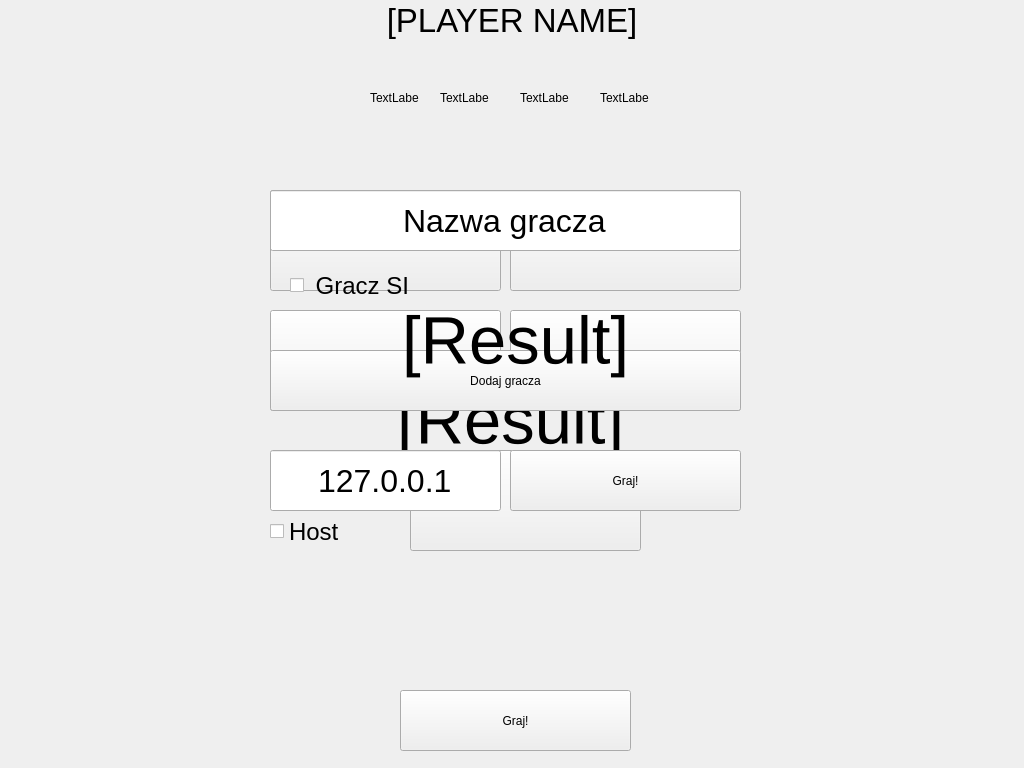
Before: the Qt Designer form mainwindow.ui in DAXPL/MalyDresiarz, drawn with Qt 5.
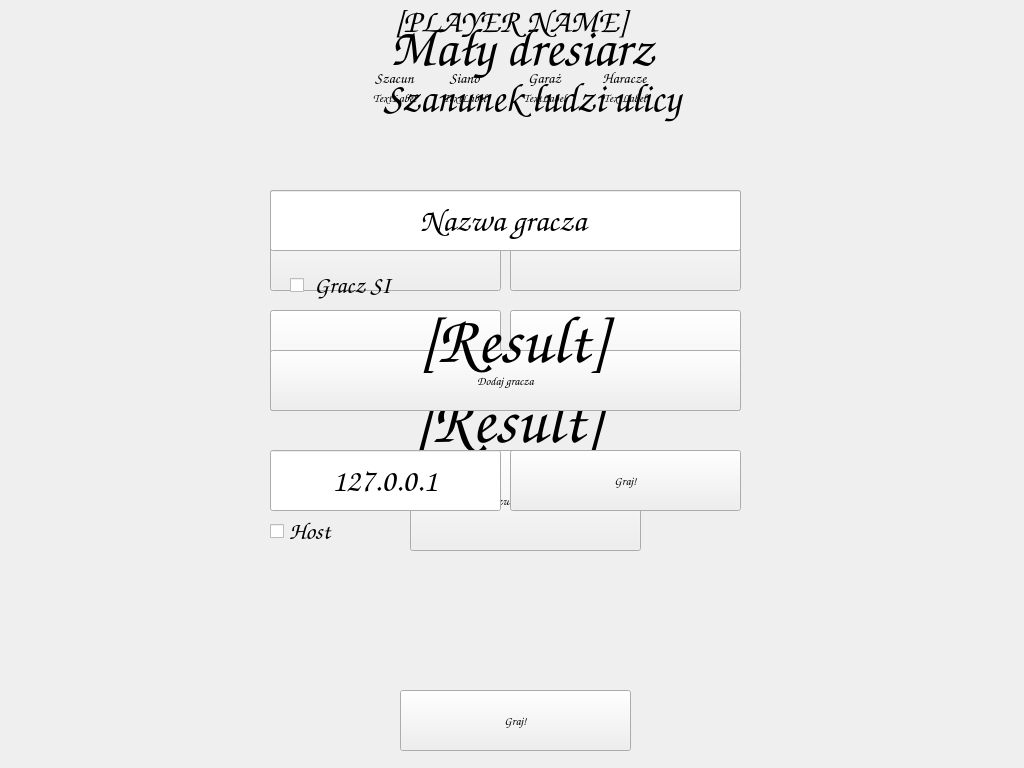
After: the same form once the commit is applied.

Commit message: Added comic sans

Diff of the .ui file:
```diff
--- a/mainwindow.ui
+++ b/mainwindow.ui
@@ -34,6 +34,7 @@
      </property>
      <property name="font">
       <font>
+       <family>Comic Sans MS</family>
        <pointsize>25</pointsize>
       </font>
      </property>
@@ -53,8 +54,13 @@
        <height>101</height>
       </rect>
      </property>
+     <property name="font">
+      <font>
+       <family>Comic Sans MS</family>
+      </font>
+     </property>
      <property name="text">
-      <string>Lans</string>
+      <string>Lansuj się</string>
      </property>
     </widget>
     <widget class="QPushButton" name="RobotaButton">
@@ -66,8 +72,13 @@
        <height>101</height>
       </rect>
      </property>
+     <property name="font">
+      <font>
+       <family>Comic Sans MS</family>
+      </font>
+     </property>
      <property name="text">
-      <string>Do roboty</string>
+      <string>Do roboty!</string>
      </property>
     </widget>
     <widget class="QPushButton" name="HaraczButton">
@@ -79,8 +90,13 @@
        <height>101</height>
       </rect>
      </property>
+     <property name="font">
+      <font>
+       <family>Comic Sans MS</family>
+      </font>
+     </property>
      <property name="text">
-      <string>Haracz</string>
+      <string>Napadnij na sklep</string>
      </property>
     </widget>
     <widget class="QPushButton" name="BMWButton">
@@ -92,8 +108,13 @@
        <height>101</height>
       </rect>
      </property>
+     <property name="font">
+      <font>
+       <family>Comic Sans MS</family>
+      </font>
+     </property>
      <property name="text">
-      <string>BMW</string>
+      <string>Ukradnij BMW</string>
      </property>
     </widget>
     <widget class="QPushButton" name="IvanButton">
@@ -105,8 +126,13 @@
        <height>101</height>
       </rect>
      </property>
+     <property name="font">
+      <font>
+       <family>Comic Sans MS</family>
+      </font>
+     </property>
      <property name="text">
-      <string>Ivan</string>
+      <string>Dzwoń po Ivana</string>
      </property>
     </widget>
     <widget class="QLabel" name="SzacunLabel">
@@ -118,9 +144,17 @@
        <height>16</height>
       </rect>
      </property>
+     <property name="font">
+      <font>
+       <family>Comic Sans MS</family>
+      </font>
+     </property>
      <property name="text">
       <string>TextLabel</string>
      </property>
+     <property name="alignment">
+      <set>Qt::AlignCenter</set>
+     </property>
     </widget>
     <widget class="QLabel" name="KasaLabel">
      <property name="geometry">
@@ -131,9 +165,17 @@
        <height>16</height>
       </rect>
      </property>
+     <property name="font">
+      <font>
+       <family>Comic Sans MS</family>
+      </font>
+     </property>
      <property name="text">
       <string>TextLabel</string>
      </property>
+     <property name="alignment">
+      <set>Qt::AlignCenter</set>
+     </property>
     </widget>
     <widget class="QLabel" name="BMLabel">
      <property name="geometry">
@@ -144,9 +186,17 @@
        <height>16</height>
       </rect>
      </property>
+     <property name="font">
+      <font>
+       <family>Comic Sans MS</family>
+      </font>
+     </property>
      <property name="text">
       <string>TextLabel</string>
      </property>
+     <property name="alignment">
+      <set>Qt::AlignCenter</set>
+     </property>
     </widget>
     <widget class="QLabel" name="HaraczLabel">
      <property name="geometry">
@@ -157,8 +207,104 @@
        <height>16</height>
       </rect>
      </property>
+     <property name="font">
+      <font>
+       <family>Comic Sans MS</family>
+      </font>
+     </property>
      <property name="text">
       <string>TextLabel</string>
+     </property>
+     <property name="alignment">
+      <set>Qt::AlignCenter</set>
+     </property>
+    </widget>
+    <widget class="QLabel" name="BMLabel_2">
+     <property name="geometry">
+      <rect>
+       <x>520</x>
+       <y>70</y>
+       <width>49</width>
+       <height>16</height>
+      </rect>
+     </property>
+     <property name="font">
+      <font>
+       <family>Comic Sans MS</family>
+       <pointsize>11</pointsize>
+      </font>
+     </property>
+     <property name="text">
+      <string>Garaż</string>
+     </property>
+     <property name="alignment">
+      <set>Qt::AlignCenter</set>
+     </property>
+    </widget>
+    <widget class="QLabel" name="HaraczLabel_2">
+     <property name="geometry">
+      <rect>
+       <x>600</x>
+       <y>70</y>
+       <width>49</width>
+       <height>16</height>
+      </rect>
+     </property>
+     <property name="font">
+      <font>
+       <family>Comic Sans MS</family>
+       <pointsize>11</pointsize>
+      </font>
+     </property>
+     <property name="text">
+      <string>Haracze</string>
+     </property>
+     <property name="alignment">
+      <set>Qt::AlignCenter</set>
+     </property>
+    </widget>
+    <widget class="QLabel" name="KasaLabel_2">
+     <property name="geometry">
+      <rect>
+       <x>440</x>
+       <y>70</y>
+       <width>49</width>
+       <height>16</height>
+      </rect>
+     </property>
+     <property name="font">
+      <font>
+       <family>Comic Sans MS</family>
+       <pointsize>11</pointsize>
+      </font>
+     </property>
+     <property name="text">
+      <string>Siano</string>
+     </property>
+     <property name="alignment">
+      <set>Qt::AlignCenter</set>
+     </property>
+    </widget>
+    <widget class="QLabel" name="SzacunLabel_2">
+     <property name="geometry">
+      <rect>
+       <x>370</x>
+       <y>70</y>
+       <width>49</width>
+       <height>16</height>
+      </rect>
+     </property>
+     <property name="font">
+      <font>
+       <family>Comic Sans MS</family>
+       <pointsize>11</pointsize>
+      </font>
+     </property>
+     <property name="text">
+      <string>Szacun</string>
+     </property>
+     <property name="alignment">
+      <set>Qt::AlignCenter</set>
      </property>
     </widget>
    </widget>
@@ -182,6 +328,7 @@
      </property>
      <property name="font">
       <font>
+       <family>Comic Sans MS</family>
        <pointsize>50</pointsize>
       </font>
      </property>
@@ -216,6 +363,7 @@
      </property>
      <property name="font">
       <font>
+       <family>Comic Sans MS</family>
        <pointsize>24</pointsize>
       </font>
      </property>
@@ -237,12 +385,13 @@
       <rect>
        <x>280</x>
        <y>260</y>
-       <width>121</width>
+       <width>235</width>
        <height>31</height>
       </rect>
      </property>
      <property name="font">
       <font>
+       <family>Comic Sans MS</family>
        <pointsize>18</pointsize>
       </font>
      </property>
@@ -259,6 +408,11 @@
        <height>61</height>
       </rect>
      </property>
+     <property name="font">
+      <font>
+       <family>Comic Sans MS</family>
+      </font>
+     </property>
      <property name="text">
       <string>Dodaj gracza</string>
      </property>
@@ -272,6 +426,11 @@
        <height>61</height>
       </rect>
      </property>
+     <property name="font">
+      <font>
+       <family>Comic Sans MS</family>
+      </font>
+     </property>
      <property name="text">
       <string>Graj!</string>
      </property>
@@ -287,6 +446,7 @@
      </property>
      <property name="font">
       <font>
+       <family>Comic Sans MS</family>
        <pointsize>24</pointsize>
       </font>
      </property>
@@ -308,12 +468,13 @@
       <rect>
        <x>260</x>
        <y>501</y>
-       <width>231</width>
+       <width>235</width>
        <height>41</height>
       </rect>
      </property>
      <property name="font">
       <font>
+       <family>Comic Sans MS</family>
        <pointsize>18</pointsize>
       </font>
      </property>
@@ -321,6 +482,58 @@
       <string>Host</string>
      </property>
     </widget>
+    <widget class="QLabel" name="GameLabel">
+     <property name="geometry">
+      <rect>
+       <x>0</x>
+       <y>0</y>
+       <width>1024</width>
+       <height>75</height>
+      </rect>
+     </property>
+     <property name="font">
+      <font>
+       <family>Comic Sans MS</family>
+       <pointsize>40</pointsize>
+       <bold>true</bold>
+      </font>
+     </property>
+     <property name="text">
+      <string>Mały dresiarz</string>
+     </property>
+     <property name="alignment">
+      <set>Qt::AlignCenter</set>
+     </property>
+    </widget>
+    <widget class="QLabel" name="GameLabel_2">
+     <property name="geometry">
+      <rect>
+       <x>10</x>
+       <y>50</y>
+       <width>1024</width>
+       <height>75</height>
+      </rect>
+     </property>
+     <property name="font">
+      <font>
+       <family>Comic Sans MS</family>
+       <pointsize>30</pointsize>
+       <italic>true</italic>
+       <bold>false</bold>
+       <underline>false</underline>
+       <kerning>true</kerning>
+      </font>
+     </property>
+     <property name="frameShape">
+      <enum>QFrame::NoFrame</enum>
+     </property>
+     <property name="text">
+      <string>Szanunek ludzi ulicy</string>
+     </property>
+     <property name="alignment">
+      <set>Qt::AlignCenter</set>
+     </property>
+    </widget>
    </widget>
    <widget class="QWidget" name="PlayerWaitingForGame" native="true">
     <property name="geometry">
@@ -342,6 +555,7 @@
      </property>
      <property name="font">
       <font>
+       <family>Comic Sans MS</family>
        <pointsize>50</pointsize>
       </font>
      </property>
@@ -364,6 +578,11 @@
        <height>61</height>
       </rect>
      </property>
+     <property name="font">
+      <font>
+       <family>Comic Sans MS</family>
+      </font>
+     </property>
      <property name="text">
       <string>Graj!</string>
      </property>
```
